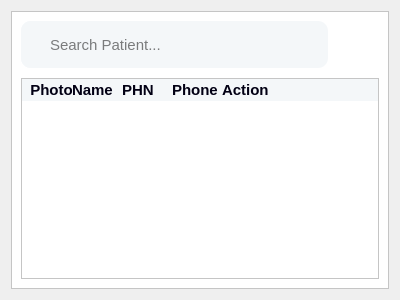
The window that uiFiles/patients.ui (Rex-Honey/medidozeNoDb) describes before a commit, drawn with Qt 5.
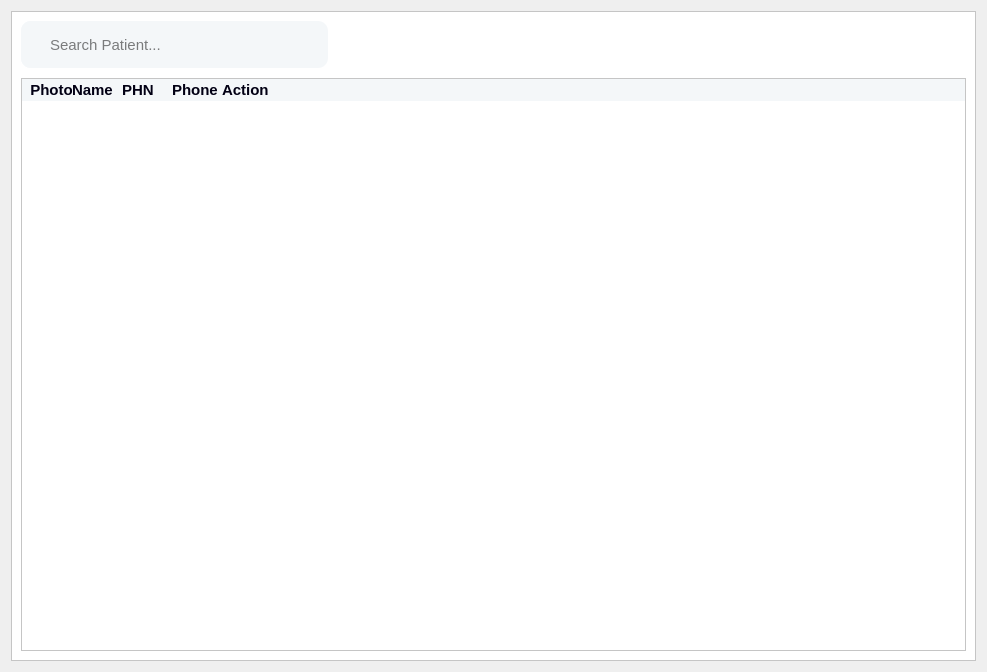
The same window after the commit. Icons and pictures are not drawn.

Commit message:
Refactor patient search functionality and UI layout in PatientsWindow
- Renamed local connection variable for consistency.
- Connected the textChanged signal of the search input to the fetchPatients method for real-time updates.
- Simplified the fetchPatients method by consolidating query parameters and improving error handling.
- Updated the main window dimensions in the UI file for better visibility and layout.

Patch:
```diff
--- a/uiFiles/patients.ui
+++ b/uiFiles/patients.ui
@@ -6,8 +6,8 @@
    <rect>
     <x>0</x>
     <y>0</y>
-    <width>400</width>
-    <height>300</height>
+    <width>987</width>
+    <height>672</height>
    </rect>
   </property>
   <property name="windowTitle">
```
The commit also changes 1 other file.
